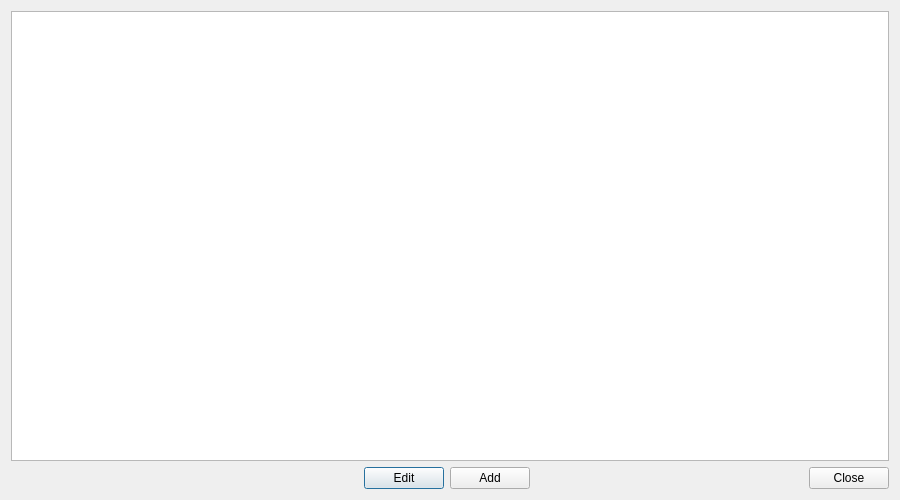
This is viewlocationdialog.ui in mansieber/forg as Qt 5 draws it before an edit. The edited form follows.
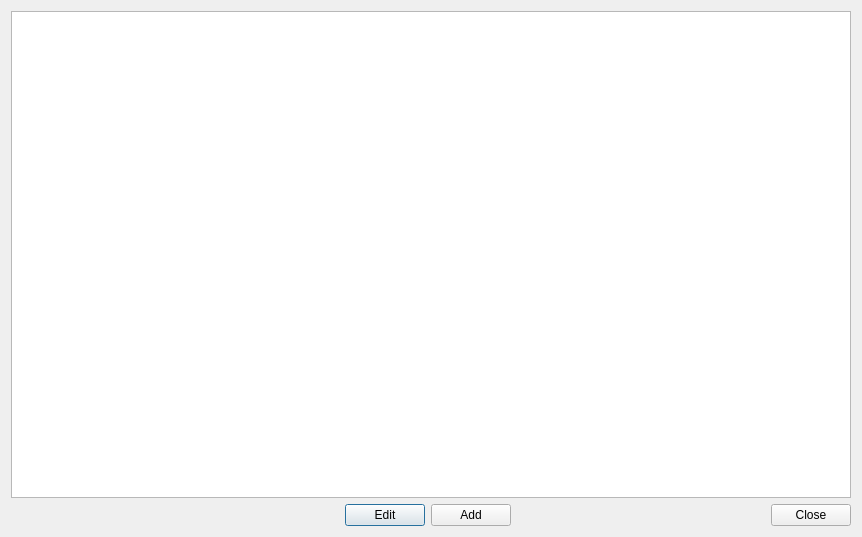
This is the edited form.

Commit message: Table view layouts modified

What changed in the file:
```diff
--- a/viewlocationdialog.ui
+++ b/viewlocationdialog.ui
@@ -6,8 +6,8 @@
    <rect>
     <x>0</x>
     <y>0</y>
-    <width>900</width>
-    <height>500</height>
+    <width>862</width>
+    <height>537</height>
    </rect>
   </property>
   <property name="sizePolicy">
```
The commit also changes 7 other files.
